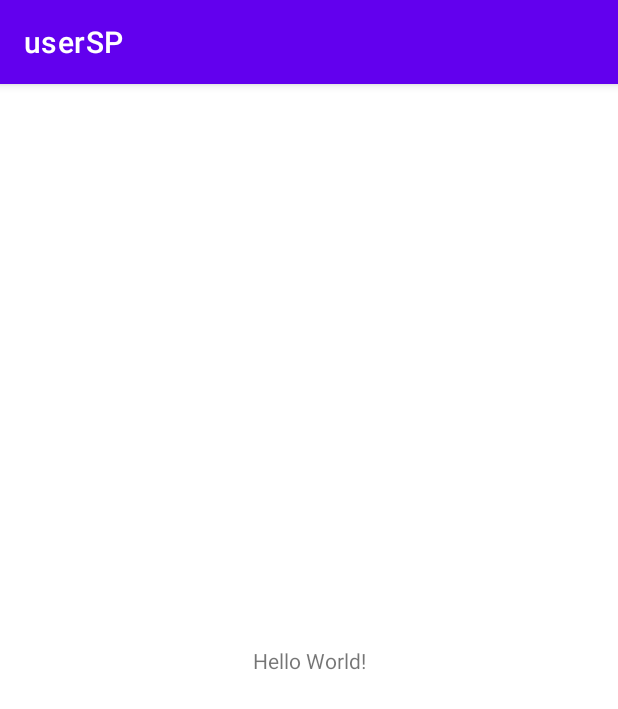
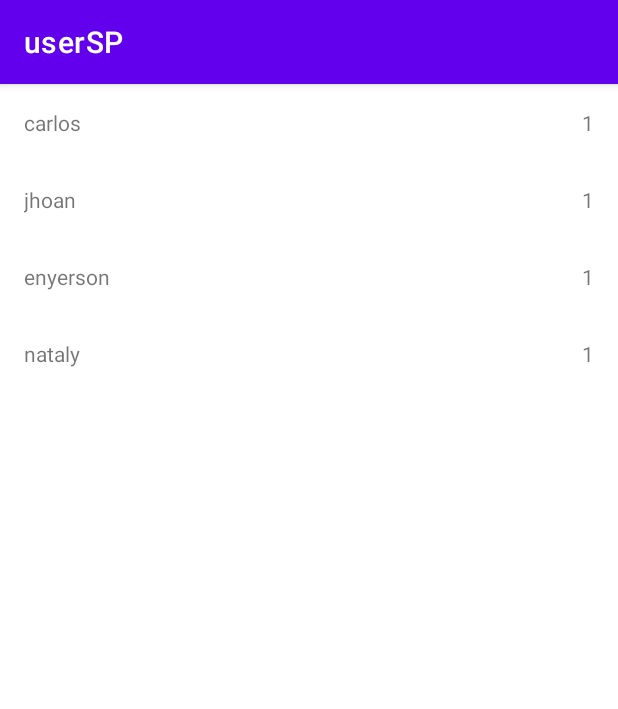
Before and after one commit to carlosfuentes21/userSP, an Android app: the screen it shows after launch (MainActivity), on a phone screen of 412 x 824 dp. Shown: the top 709 px of the screen. Run offline under Robolectric (Android 15) with nearby library versions, the phone set to English and light mode, and no system bars.

Commit message:
listar usuarios

```diff
--- a/userSP/app/build.gradle
+++ b/userSP/app/build.gradle
@@ -23,10 +23,16 @@ android {
             proguardFiles getDefaultProguardFile('proguard-android-optimize.txt'), 'proguard-rules.pro'
         }
     }
+
+    viewBinding{
+        enabled = true
+    }
+
     compileOptions {
         sourceCompatibility JavaVersion.VERSION_1_8
         targetCompatibility JavaVersion.VERSION_1_8
     }
+
     kotlinOptions {
         jvmTarget = '1.8'
     }
--- /dev/null
+++ b/userSP/app/src/main/java/com/wposs/usersp/Adapter/UserAdapter.kt
@@ -0,0 +1,40 @@
+package com.wposs.usersp.Adapter
+
+import android.content.Context
+import android.view.LayoutInflater
+import android.view.View
+import android.view.ViewGroup
+import androidx.recyclerview.widget.RecyclerView
+import com.wposs.usersp.R
+import com.wposs.usersp.VO.User
+import com.wposs.usersp.databinding.ItemUserBinding
+
+class UserAdapter(private val users:List<User>) : RecyclerView.Adapter<UserAdapter.ViewHolder>(){
+
+    private lateinit var context: Context
+
+    override fun onCreateViewHolder(parent: ViewGroup, viewType: Int): ViewHolder {
+        context = parent.context
+
+        val view = LayoutInflater.from(context).inflate(R.layout.item_user, parent, false)
+        return ViewHolder(view)
+    }
+
+
+    override fun onBindViewHolder(holder: ViewHolder, position: Int) {
+        val user = users.get(position)
+
+        with(holder){
+            binding.tvOrder.text = user.id.toString()
+            binding.tvName.text = user.name
+        }
+    }
+
+
+    override fun getItemCount(): Int = users.size
+
+    inner class ViewHolder(view: View):RecyclerView.ViewHolder(view){
+        val binding = ItemUserBinding.bind(view)
+    }
+
+}
--- a/userSP/app/src/main/java/com/wposs/usersp/MainActivity.kt
+++ b/userSP/app/src/main/java/com/wposs/usersp/MainActivity.kt
@@ -2,10 +2,47 @@ package com.wposs.usersp
 
 import androidx.appcompat.app.AppCompatActivity
 import android.os.Bundle
+import androidx.recyclerview.widget.LinearLayoutManager
+import androidx.recyclerview.widget.RecyclerView
+import com.wposs.usersp.Adapter.UserAdapter
+import com.wposs.usersp.VO.User
+import com.wposs.usersp.databinding.ActivityMainBinding
 
 class MainActivity : AppCompatActivity() {
+
+    private lateinit var userAdapter: UserAdapter
+    private lateinit var linearLayoutManager: RecyclerView.LayoutManager
+
+    private lateinit var binding: ActivityMainBinding
+
     override fun onCreate(savedInstanceState: Bundle?) {
         super.onCreate(savedInstanceState)
-        setContentView(R.layout.activity_main)
+        //setContentView(R.layout.activity_main)
+        binding = ActivityMainBinding.inflate(layoutInflater)
+        setContentView(binding.root)
+
+        userAdapter = UserAdapter(getUsers())
+        linearLayoutManager = LinearLayoutManager(this)
+
+        binding.recicler.apply {
+            layoutManager = linearLayoutManager
+            adapter = userAdapter
+        }
     }
+
+    private fun getUsers():MutableList<User>{
+        val users = mutableListOf<User>()
+        val carlos = User(1, "carlos", "andres", "")
+        val jhoan = User(1, "jhoan", "moncada", "")
+        val enyer = User(1, "enyerson", "camero", "")
+        val nataly = User(1, "nataly", "suarez", "")
+
+        users.add(carlos)
+        users.add(jhoan)
+        users.add(enyer)
+        users.add(nataly)
+
+        return users
+    }
+
 }
--- /dev/null
+++ b/userSP/app/src/main/java/com/wposs/usersp/VO/User.kt
@@ -0,0 +1,5 @@
+package com.wposs.usersp.VO
+
+data class User(val id:Long, var name: String, var lastName:String, var url: String) {
+
+}
--- a/userSP/app/src/main/res/layout/activity_main.xml
+++ b/userSP/app/src/main/res/layout/activity_main.xml
@@ -1,18 +1,19 @@
 <?xml version="1.0" encoding="utf-8"?>
-<androidx.constraintlayout.widget.ConstraintLayout xmlns:android="http://schemas.android.com/apk/res/android"
+<androidx.constraintlayout.widget.ConstraintLayout
+    xmlns:android="http://schemas.android.com/apk/res/android"
     xmlns:app="http://schemas.android.com/apk/res-auto"
     xmlns:tools="http://schemas.android.com/tools"
     android:layout_width="match_parent"
     android:layout_height="match_parent"
     tools:context=".MainActivity">
 
-    <TextView
-        android:layout_width="wrap_content"
+    <androidx.recyclerview.widget.RecyclerView
+        android:id="@+id/recicler"
+        android:layout_width="0dp"
         android:layout_height="wrap_content"
-        android:text="Hello World!"
-        app:layout_constraintBottom_toBottomOf="parent"
-        app:layout_constraintLeft_toLeftOf="parent"
-        app:layout_constraintRight_toRightOf="parent"
-        app:layout_constraintTop_toTopOf="parent" />
+        tools:listitem="@layout/item_user"
+        app:layout_constraintStart_toStartOf="parent"
+        app:layout_constraintEnd_toEndOf="parent"
+        app:layout_constraintTop_toTopOf="parent"/>
 
 </androidx.constraintlayout.widget.ConstraintLayout>
--- /dev/null
+++ b/userSP/app/src/main/res/layout/item_user.xml
@@ -0,0 +1,28 @@
+<?xml version="1.0" encoding="utf-8"?>
+<androidx.constraintlayout.widget.ConstraintLayout xmlns:android="http://schemas.android.com/apk/res/android"
+    xmlns:tools="http://schemas.android.com/tools"
+    android:layout_width="match_parent"
+    android:layout_height="wrap_content"
+    android:padding="@dimen/common_padding_defauld"
+    xmlns:app="http://schemas.android.com/apk/res-auto">
+
+    <TextView
+        android:id="@+id/tvOrder"
+        android:layout_width="wrap_content"
+        android:layout_height="wrap_content"
+        tools:text="1"
+        app:layout_constraintEnd_toEndOf="parent"
+        app:layout_constraintTop_toTopOf="parent"
+        app:layout_constraintBottom_toBottomOf="parent"/>
+
+    <TextView
+        android:id="@+id/tvName"
+        android:layout_width="0dp"
+        android:layout_height="wrap_content"
+        tools:text="Nombre completo"
+        app:layout_constraintStart_toStartOf="parent"
+        app:layout_constraintEnd_toStartOf="@+id/tvOrder"
+        app:layout_constraintTop_toTopOf="parent"
+        app:layout_constraintBottom_toBottomOf="parent"/>
+
+</androidx.constraintlayout.widget.ConstraintLayout>
--- /dev/null
+++ b/userSP/app/src/main/res/values/dimens.xml
@@ -0,0 +1,6 @@
+<?xml version="1.0" encoding="utf-8"?>
+<resources>
+    <dimen name="common_padding_min">8dp</dimen>
+    <dimen name="common_padding_defauld">16dp</dimen>
+    <dimen name="common_padding_middle">24dp</dimen>
+</resources>
```
